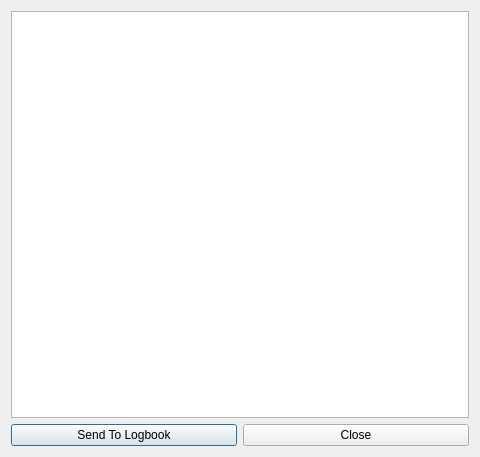
Before: the Qt Designer form esme/gui/ui/scan_results.ui in st-walker/esme, drawn with Qt 5.
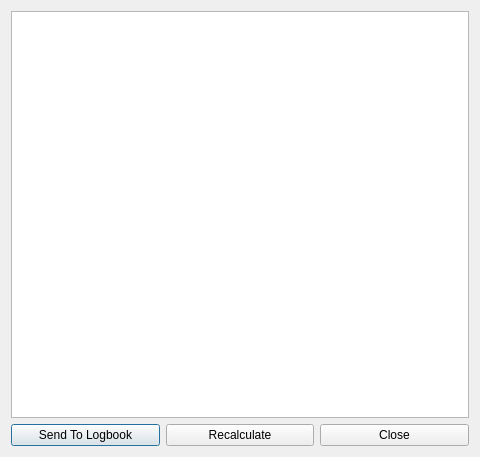
After: the same form once the commit is applied.

Patch:
```diff
--- a/esme/gui/ui/scan_results.ui
+++ b/esme/gui/ui/scan_results.ui
@@ -34,7 +34,14 @@
       </widget>
      </item>
      <item>
-      <widget class="QPushButton" name="pushButton_2">
+      <widget class="QPushButton" name="recalculate_button">
+       <property name="text">
+        <string>Recalculate</string>
+       </property>
+      </widget>
+     </item>
+     <item>
+      <widget class="QPushButton" name="close_buton">
        <property name="text">
         <string>Close</string>
        </property>
```
